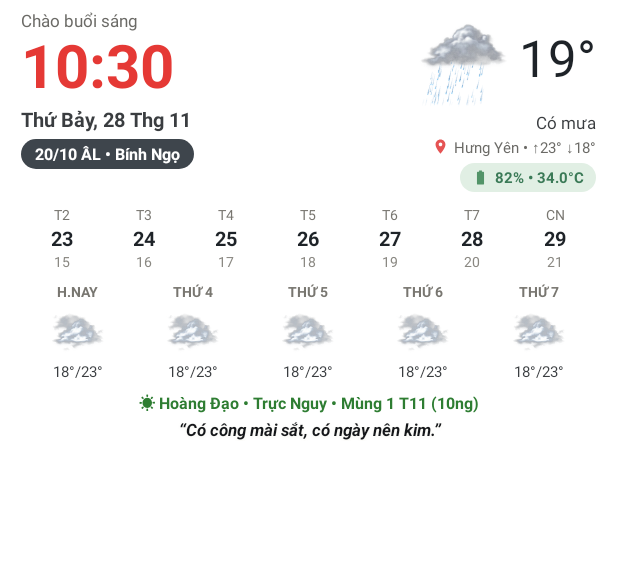
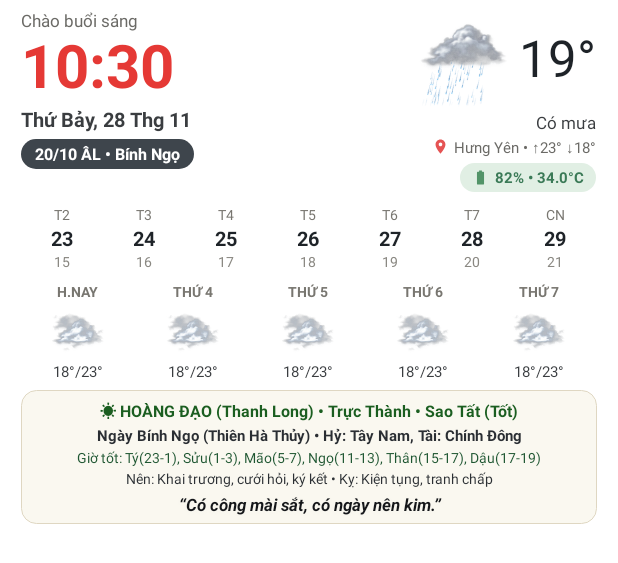
Before and after one commit to trantuanmanh007-byte/LichAmWidget, an Android app: the layout widget_lich_am.xml on its own in the app's theme, with its tools: preview values and no code run, on a phone screen of 412 x 824 dp. Shown: the top 563 px of the screen. Run offline under Robolectric (Android 15) with nearby library versions, the phone set to English and light mode, and no system bars.

Commit message:
Add files via upload

```diff
--- /dev/null
+++ b/LichAmWidget_Android/app/src/main/res/drawable/bg_almanac_strip.xml
@@ -0,0 +1,7 @@
+<?xml version="1.0" encoding="utf-8"?>
+<shape xmlns:android="http://schemas.android.com/apk/res/android"
+    android:shape="rectangle">
+    <solid android:color="#D9FAF7EE" />
+    <stroke android:width="0.8dp" android:color="#DFD7C2" />
+    <corners android:radius="10dp" />
+</shape>
--- a/LichAmWidget_Android/app/src/main/res/layout/widget_lich_am.xml
+++ b/LichAmWidget_Android/app/src/main/res/layout/widget_lich_am.xml
@@ -626,14 +626,19 @@
         </LinearLayout>
     </LinearLayout>
 
-    <!-- ALMANAC, LUNAR HOLIDAY & DAILY PROVERB FOOTER -->
+    <!-- RICH ALMANAC, LUNAR HOLIDAY & DAILY PROVERB FOOTER -->
     <LinearLayout
         android:id="@+id/layout_almanac_footer"
         android:layout_width="match_parent"
         android:layout_height="wrap_content"
         android:layout_marginTop="5dp"
+        android:background="@drawable/bg_almanac_strip"
         android:gravity="center_horizontal"
-        android:orientation="vertical">
+        android:orientation="vertical"
+        android:paddingLeft="8dp"
+        android:paddingTop="5dp"
+        android:paddingRight="8dp"
+        android:paddingBottom="5dp">
 
         <TextView
             android:id="@+id/tv_widget_almanac"
@@ -642,16 +647,53 @@
             android:ellipsize="end"
             android:gravity="center"
             android:maxLines="1"
-            android:text="☀ Hoàng Đạo • Trực Nguy • Mùng 1 T11 (10ng)"
-            android:textColor="#2E7D32"
+            android:text="☀ HOÀNG ĐẠO (Thanh Long) • Trực Thành • Sao Tất (Tốt)"
+            android:textColor="#1B5E20"
             android:textSize="10.5sp"
             android:textStyle="bold" />
+
+        <TextView
+            android:id="@+id/tv_widget_almanac_meta"
+            android:layout_width="match_parent"
+            android:layout_height="wrap_content"
+            android:layout_marginTop="1.5dp"
+            android:ellipsize="end"
+            android:gravity="center"
+            android:maxLines="1"
+            android:text="Ngày Bính Ngọ (Thiên Hà Thủy) • Hỷ: Tây Nam, Tài: Chính Đông"
+            android:textColor="#2A2E33"
+            android:textSize="9.8sp"
+            android:textStyle="bold" />
+
+        <TextView
+            android:id="@+id/tv_widget_almanac_hours"
+            android:layout_width="match_parent"
+            android:layout_height="wrap_content"
+            android:layout_marginTop="1.5dp"
+            android:ellipsize="end"
+            android:gravity="center"
+            android:maxLines="2"
+            android:text="Giờ tốt: Tý(23-1), Sửu(1-3), Mão(5-7), Ngọ(11-13), Thân(15-17), Dậu(17-19)"
+            android:textColor="#1E5631"
+            android:textSize="9.5sp" />
+
+        <TextView
+            android:id="@+id/tv_widget_almanac_advice"
+            android:layout_width="match_parent"
+            android:layout_height="wrap_content"
+            android:layout_marginTop="1.5dp"
+            android:ellipsize="end"
+            android:gravity="center"
+            android:maxLines="2"
+            android:text="Nên: Khai trương, cưới hỏi, ký kết • Kỵ: Kiện tụng, tranh chấp"
+            android:textColor="#2C3034"
+            android:textSize="9.5sp" />
 
         <TextView
             android:id="@+id/tv_widget_proverb"
             android:layout_width="match_parent"
             android:layout_height="wrap_content"
-            android:layout_marginTop="2dp"
+            android:layout_marginTop="3dp"
             android:ellipsize="end"
             android:gravity="center"
             android:maxLines="2"
@@ -661,7 +703,7 @@
             android:shadowRadius="2.5"
             android:text="“Có công mài sắt, có ngày nên kim.”"
             android:textColor="#141619"
-            android:textSize="11.5sp"
+            android:textSize="11.2sp"
             android:textStyle="bold|italic" />
     </LinearLayout>
 
```
Also changed, not shown: LichAmWidget_Android/app/src/main/java/com/licham/widget/LichAmWidgetProvider.kt (+29 -6 lines), LichAmWidget_Android/app/src/main/java/com/licham/widget/LunarAlmanac.kt (+53 -0 lines).
